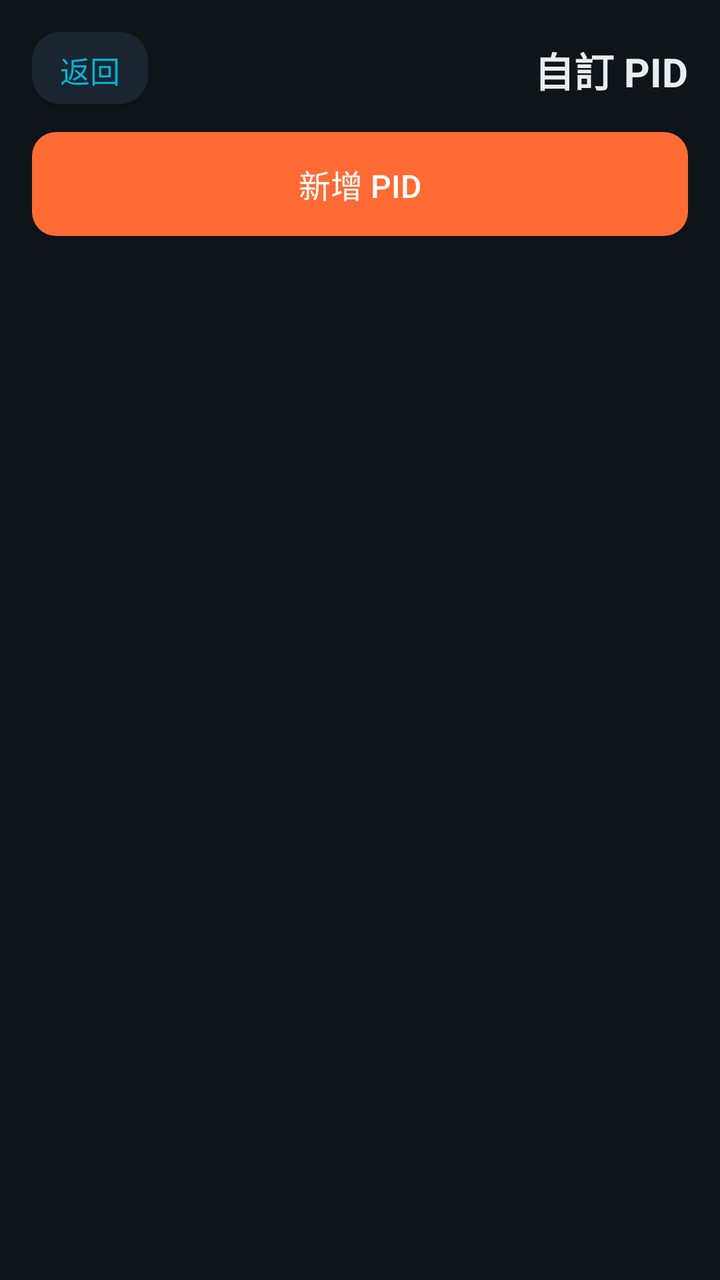
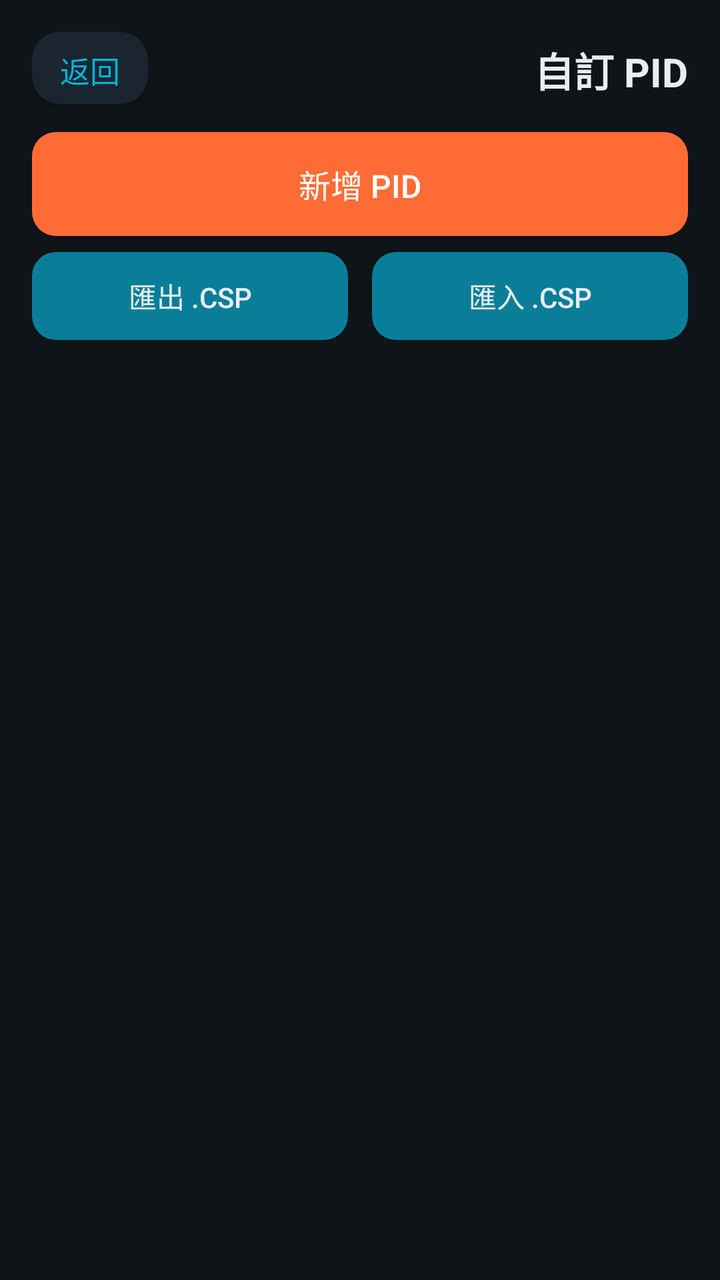

An Android layout rendered at two revisions. The XML below is the earlier revision; the diff shows what the commit changed to produce the second picture.
<!-- AndroidManifest.xml: application theme Theme.HeliOBD -->
<!-- res/layout/activity_custom_pid.xml -->
<?xml version="1.0" encoding="utf-8"?>
<LinearLayout xmlns:android="http://schemas.android.com/apk/res/android"
    android:layout_width="match_parent"
    android:layout_height="match_parent"
    android:background="@color/bg"
    android:orientation="vertical"
    android:padding="16dp">

    <LinearLayout
        android:layout_width="match_parent"
        android:layout_height="wrap_content"
        android:gravity="center_vertical"
        android:orientation="horizontal">

        <TextView
            android:id="@+id/btn_back"
            android:layout_width="wrap_content"
            android:layout_height="wrap_content"
            android:background="@drawable/bg_card"
            android:clickable="true"
            android:focusable="true"
            android:paddingHorizontal="14dp"
            android:paddingVertical="8dp"
            android:text="@string/common_back"
            android:textColor="@color/primary"
            android:textSize="15sp" />

        <Space
            android:layout_width="0dp"
            android:layout_height="1dp"
            android:layout_weight="1" />

        <TextView
            android:layout_width="wrap_content"
            android:layout_height="wrap_content"
            android:text="@string/pid_title"
            android:textColor="@color/text_primary"
            android:textSize="20sp"
            android:textStyle="bold" />
    </LinearLayout>

    <Button
        android:id="@+id/btn_add"
        android:layout_width="match_parent"
        android:layout_height="52dp"
        android:layout_marginTop="12dp"
        android:background="@drawable/bg_button_accent"
        android:text="@string/pid_add"
        android:textColor="@android:color/white"
        android:textSize="16sp" />

    <ScrollView
        android:layout_width="match_parent"
        android:layout_height="0dp"
        android:layout_marginTop="4dp"
        android:layout_weight="1">

        <LinearLayout
            android:id="@+id/pid_container"
            android:layout_width="match_parent"
            android:layout_height="wrap_content"
            android:orientation="vertical" />
    </ScrollView>
</LinearLayout>
<!-- resources referenced by this layout -->
<resources>
  <color name="bg">#0F1419</color>
  <color name="primary">#00B4D8</color>
  <color name="text_primary">#E8EDF2</color>
  <!-- drawable bg_button_accent (drawable) -->
  <?xml version="1.0" encoding="utf-8"?>
  <selector xmlns:android="http://schemas.android.com/apk/res/android">
      <item android:state_pressed="true" android:drawable="@drawable/bg_button_accent_pressed" />
      <item>
          <shape android:shape="rectangle">
              <solid android:color="@color/accent" />
              <corners android:radius="12dp" />
          </shape>
      </item>
  </selector>
  <!-- drawable bg_card (drawable) -->
  <?xml version="1.0" encoding="utf-8"?>
  <layer-list xmlns:android="http://schemas.android.com/apk/res/android">
      
      <item android:top="2dp">
          <shape android:shape="rectangle">
              <solid android:color="#1F000000" />
              <corners android:radius="14dp" />
          </shape>
      </item>
      
      <item android:bottom="2dp">
          <shape android:shape="rectangle">
              <solid android:color="@color/surface" />
              <corners android:radius="14dp" />
          </shape>
      </item>
  </layer-list>
  <string name="common_back">返回</string>
  <string name="pid_add">新增 PID</string>
  <string name="pid_title">自訂 PID</string>
  <style name="Theme.HeliOBD" parent="Theme.AppCompat.DayNight.NoActionBar">
          <item name="colorPrimary">@color/primary</item>
          <item name="colorPrimaryDark">@color/primary_dark</item>
          <item name="colorAccent">@color/accent</item>
          <item name="android:windowBackground">@color/bg</item>
          <item name="android:statusBarColor">@color/bg</item>
          <item name="android:navigationBarColor">@color/bg</item>
          <item name="android:textColorPrimary">@color/text_primary</item>
          <item name="android:textColorSecondary">@color/text_secondary</item>
          
          <item name="android:windowLightStatusBar">@bool/window_light_status_bar</item>
          <item name="android:windowActionModeOverlay">true</item>
          <item name="android:windowNoTitle">true</item>
      </style>
  <!-- drawable bg_button_accent_pressed (drawable) -->
  <?xml version="1.0" encoding="utf-8"?>
  <shape xmlns:android="http://schemas.android.com/apk/res/android" android:shape="rectangle">
      <solid android:color="@color/accent_pressed" />
      <corners android:radius="12dp" />
  </shape>
  <color name="accent">#FF6B35</color>
  <color name="surface">#1B2530</color>
  <color name="primary_dark">#0A7E99</color>
  <color name="text_secondary">#8A99A8</color>
  <color name="accent_pressed">#D9531F</color>
</resources>

<!-- the commit's change to res/layout/activity_custom_pid.xml (unified diff, before → after) -->
@@ -49,6 +49,35 @@
         android:textColor="@android:color/white"
         android:textSize="16sp" />
 
+    <LinearLayout
+        android:layout_width="match_parent"
+        android:layout_height="wrap_content"
+        android:layout_marginTop="8dp"
+        android:orientation="horizontal">
+
+        <Button
+            android:id="@+id/btn_export_csp"
+            android:layout_width="0dp"
+            android:layout_height="44dp"
+            android:layout_marginEnd="6dp"
+            android:layout_weight="1"
+            android:background="@drawable/bg_button"
+            android:text="@string/pid_export_csp"
+            android:textColor="@color/text_primary"
+            android:textSize="14sp" />
+
+        <Button
+            android:id="@+id/btn_import_csp"
+            android:layout_width="0dp"
+            android:layout_height="44dp"
+            android:layout_marginStart="6dp"
+            android:layout_weight="1"
+            android:background="@drawable/bg_button"
+            android:text="@string/pid_import_csp"
+            android:textColor="@color/text_primary"
+            android:textSize="14sp" />
+    </LinearLayout>
+
     <ScrollView
         android:layout_width="match_parent"
         android:layout_height="0dp"
<!-- resource entries referenced after the edit -->
@@ -3,6 +3,17 @@
   <color name="bg">#0F1419</color>
   <color name="primary">#00B4D8</color>
   <color name="text_primary">#E8EDF2</color>
+  <!-- drawable bg_button (drawable) -->
+  <?xml version="1.0" encoding="utf-8"?>
+  <selector xmlns:android="http://schemas.android.com/apk/res/android">
+      <item android:state_pressed="true" android:drawable="@drawable/bg_button_pressed" />
+      <item>
+          <shape android:shape="rectangle">
+              <solid android:color="@color/primary_dark" />
+              <corners android:radius="12dp" />
+          </shape>
+      </item>
+  </selector>
   <!-- drawable bg_button_accent (drawable) -->
   <?xml version="1.0" encoding="utf-8"?>
   <selector xmlns:android="http://schemas.android.com/apk/res/android">
@@ -34,6 +45,8 @@
   </layer-list>
   <string name="common_back">返回</string>
   <string name="pid_add">新增 PID</string>
+  <string name="pid_export_csp">匯出 .csp</string>
+  <string name="pid_import_csp">匯入 .csp</string>
   <string name="pid_title">自訂 PID</string>
   <style name="Theme.HeliOBD" parent="Theme.AppCompat.DayNight.NoActionBar">
           <item name="colorPrimary">@color/primary</item>
@@ -49,6 +62,12 @@
           <item name="android:windowActionModeOverlay">true</item>
           <item name="android:windowNoTitle">true</item>
       </style>
+  <!-- drawable bg_button_pressed (drawable) -->
+  <?xml version="1.0" encoding="utf-8"?>
+  <shape xmlns:android="http://schemas.android.com/apk/res/android" android:shape="rectangle">
+      <solid android:color="@color/primary_pressed" />
+      <corners android:radius="12dp" />
+  </shape>
   <!-- drawable bg_button_accent_pressed (drawable) -->
   <?xml version="1.0" encoding="utf-8"?>
   <shape xmlns:android="http://schemas.android.com/apk/res/android" android:shape="rectangle">
@@ -59,6 +78,7 @@
   <color name="surface">#1B2530</color>
   <color name="primary_dark">#0A7E99</color>
   <color name="text_secondary">#8A99A8</color>
+  <color name="primary_pressed">#086A80</color>
   <color name="accent_pressed">#D9531F</color>
 </resources>
 
